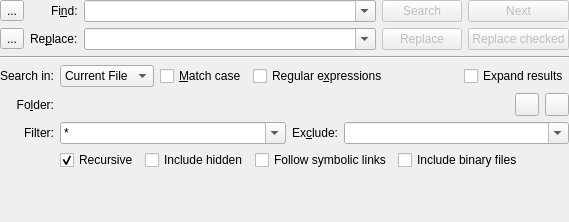
First picture: the form in addons/search/search.ui, repository KDE/kate, before the edit.
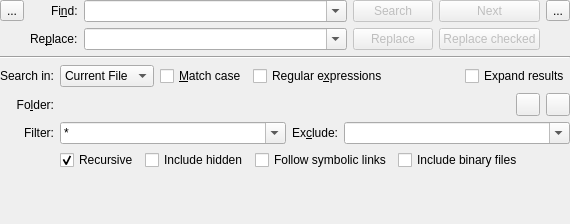
Second picture: the form after the edit. Custom widgets are drawn as their Qt base class.

Commit message: move settings icon to the right

```diff
--- a/addons/search/search.ui
+++ b/addons/search/search.ui
@@ -6,8 +6,8 @@
    <rect>
     <x>0</x>
     <y>0</y>
-    <width>557</width>
-    <height>222</height>
+    <width>570</width>
+    <height>224</height>
    </rect>
   </property>
   <layout class="QGridLayout" name="topLayout" rowstretch="0,0,0,1" columnstretch="0,0,1,0,0,0">
@@ -23,64 +23,7 @@
    <property name="bottomMargin">
     <number>0</number>
    </property>
-   <item row="1" column="0">
-    <widget class="QToolButton" name="displayOptions">
-     <property name="text">
-      <string>...</string>
-     </property>
-     <property name="checkable">
-      <bool>true</bool>
-     </property>
-    </widget>
-   </item>
-   <item row="1" column="4">
-    <widget class="QPushButton" name="replaceButton">
-     <property name="enabled">
-      <bool>false</bool>
-     </property>
-     <property name="text">
-      <string>Replace</string>
-     </property>
-    </widget>
-   </item>
-   <item row="0" column="4">
-    <widget class="QPushButton" name="searchButton">
-     <property name="enabled">
-      <bool>false</bool>
-     </property>
-     <property name="text">
-      <string>Search</string>
-     </property>
-    </widget>
-   </item>
-   <item row="0" column="0">
-    <widget class="QToolButton" name="newTabButton">
-     <property name="text">
-      <string>...</string>
-     </property>
-    </widget>
-   </item>
-   <item row="0" column="1" alignment="Qt::AlignRight">
-    <widget class="QLabel" name="findLabel">
-     <property name="text">
-      <string>Fi&amp;nd:</string>
-     </property>
-     <property name="buddy">
-      <cstring>searchCombo</cstring>
-     </property>
-    </widget>
-   </item>
-   <item row="1" column="1" alignment="Qt::AlignRight">
-    <widget class="QLabel" name="replaceLabel">
-     <property name="text">
-      <string>Re&amp;place:</string>
-     </property>
-     <property name="buddy">
-      <cstring>replaceCombo</cstring>
-     </property>
-    </widget>
-   </item>
-   <item row="3" column="0" colspan="6">
+   <item row="3" column="0" colspan="7">
     <widget class="QStackedWidget" name="stackedWidget">
      <property name="sizePolicy">
       <sizepolicy hsizetype="Preferred" vsizetype="Minimum">
@@ -375,6 +318,53 @@
      </widget>
     </widget>
    </item>
+   <item row="1" column="4">
+    <widget class="QPushButton" name="replaceButton">
+     <property name="enabled">
+      <bool>false</bool>
+     </property>
+     <property name="text">
+      <string>Replace</string>
+     </property>
+    </widget>
+   </item>
+   <item row="0" column="4">
+    <widget class="QPushButton" name="searchButton">
+     <property name="enabled">
+      <bool>false</bool>
+     </property>
+     <property name="text">
+      <string>Search</string>
+     </property>
+    </widget>
+   </item>
+   <item row="0" column="0">
+    <widget class="QToolButton" name="newTabButton">
+     <property name="text">
+      <string>...</string>
+     </property>
+    </widget>
+   </item>
+   <item row="0" column="1" alignment="Qt::AlignRight">
+    <widget class="QLabel" name="findLabel">
+     <property name="text">
+      <string>Fi&amp;nd:</string>
+     </property>
+     <property name="buddy">
+      <cstring>searchCombo</cstring>
+     </property>
+    </widget>
+   </item>
+   <item row="1" column="1" alignment="Qt::AlignRight">
+    <widget class="QLabel" name="replaceLabel">
+     <property name="text">
+      <string>Re&amp;place:</string>
+     </property>
+     <property name="buddy">
+      <cstring>replaceCombo</cstring>
+     </property>
+    </widget>
+   </item>
    <item row="0" column="5">
     <widget class="QStackedWidget" name="nextAndStop">
      <property name="sizePolicy">
@@ -479,6 +469,16 @@
      </property>
     </widget>
    </item>
+   <item row="0" column="6">
+    <widget class="QToolButton" name="displayOptions">
+     <property name="text">
+      <string>...</string>
+     </property>
+     <property name="checkable">
+      <bool>true</bool>
+     </property>
+    </widget>
+   </item>
   </layout>
  </widget>
  <customwidgets>
```
Left out of the diff: 3 changed lines with no effect on the pictures. The commit also changes 1 other file.
